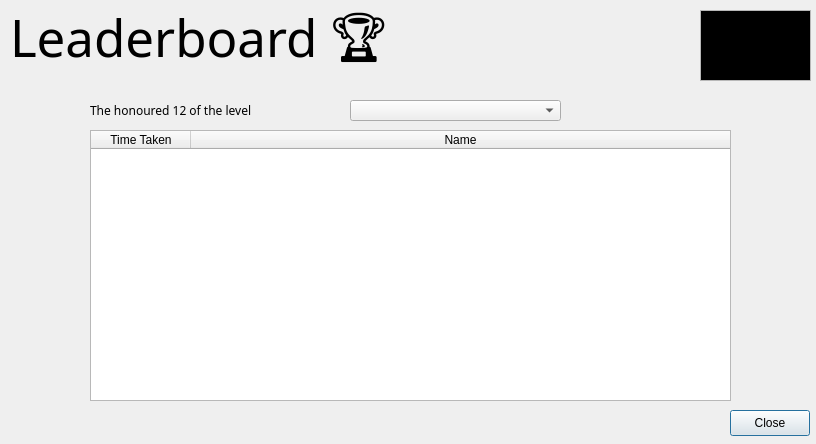
flamboyantpenguin/wikilynx, file wikiLYNX/ui/viewstats.ui: the form before one commit.
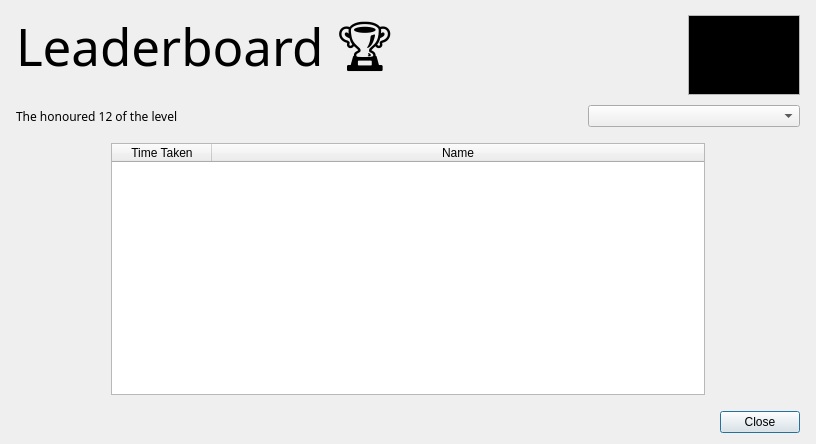
The form after the commit. Icons and pictures are not drawn.

Patch:
```diff
--- a/wikiLYNX/ui/viewstats.ui
+++ b/wikiLYNX/ui/viewstats.ui
@@ -21,41 +21,30 @@
   </property>
   <property name="maximumSize">
    <size>
-    <width>816</width>
-    <height>444</height>
+    <width>10000000</width>
+    <height>1000000</height>
    </size>
   </property>
   <property name="windowTitle">
    <string>Leaderboard</string>
   </property>
-  <widget class="QPushButton" name="closeButton">
-   <property name="geometry">
-    <rect>
-     <x>730</x>
-     <y>410</y>
-     <width>80</width>
-     <height>26</height>
-    </rect>
-   </property>
-   <property name="toolTip">
-    <string>Close this Dialog</string>
-   </property>
-   <property name="text">
-    <string>Close</string>
-   </property>
-   <property name="icon">
-    <iconset theme="close"/>
-   </property>
-  </widget>
+  <layout class="QVBoxLayout" name="verticalLayout">
+   <item>
+    <layout class="QHBoxLayout" name="layout0">
+     <property name="sizeConstraint">
+      <enum>QLayout::SizeConstraint::SetFixedSize</enum>
+     </property>
+     <property name="leftMargin">
+      <number>5</number>
+     </property>
+     <property name="topMargin">
+      <number>0</number>
+     </property>
+     <property name="rightMargin">
+      <number>5</number>
+     </property>
+     <item>
   <widget class="QLabel" name="mainLabel">
-   <property name="geometry">
-    <rect>
-     <x>10</x>
-     <y>0</y>
-     <width>431</width>
-     <height>91</height>
-    </rect>
-   </property>
    <property name="font">
     <font>
      <family>Courier Prime</family>
@@ -70,15 +59,119 @@
     <set>Qt::TextInteractionFlag::NoTextInteraction</set>
    </property>
   </widget>
+     </item>
+     <item>
+      <widget class="QTextBrowser" name="textBrowser">
+       <property name="sizePolicy">
+        <sizepolicy hsizetype="Fixed" vsizetype="Fixed">
+         <horstretch>0</horstretch>
+         <verstretch>0</verstretch>
+        </sizepolicy>
+       </property>
+       <property name="minimumSize">
+        <size>
+         <width>0</width>
+         <height>0</height>
+        </size>
+       </property>
+       <property name="maximumSize">
+        <size>
+         <width>112</width>
+         <height>80</height>
+        </size>
+       </property>
+       <property name="baseSize">
+        <size>
+         <width>100</width>
+         <height>0</height>
+        </size>
+       </property>
+       <property name="verticalScrollBarPolicy">
+        <enum>Qt::ScrollBarPolicy::ScrollBarAlwaysOff</enum>
+       </property>
+       <property name="horizontalScrollBarPolicy">
+        <enum>Qt::ScrollBarPolicy::ScrollBarAlwaysOff</enum>
+       </property>
+       <property name="html">
+        <string>&lt;!DOCTYPE HTML PUBLIC &quot;-//W3C//DTD HTML 4.0//EN&quot; &quot;http://www.w3.org/TR/REC-html40/strict.dtd&quot;&gt;
+&lt;html&gt;&lt;head&gt;&lt;meta name=&quot;qrichtext&quot; content=&quot;1&quot; /&gt;&lt;meta charset=&quot;utf-8&quot; /&gt;&lt;style type=&quot;text/css&quot;&gt;
+p, li { white-space: pre-wrap; }
+hr { height: 1px; border-width: 0; }
+li.unchecked::marker { content: &quot;\2610&quot;; }
+li.checked::marker { content: &quot;\2612&quot;; }
+&lt;/style&gt;&lt;/head&gt;&lt;body style=&quot; font-family:'Noto Sans'; font-size:10pt; font-weight:400; font-style:normal;&quot; bgcolor=&quot;#000000&quot;&gt;
+&lt;p style=&quot; margin-top:0px; margin-bottom:0px; margin-left:0px; margin-right:0px; -qt-block-indent:0; text-indent:0px;&quot;&gt;&lt;img src=&quot;:/base/images/wikiLYNX_logo.svg&quot; width=&quot;100&quot; height=&quot;70&quot; /&gt;&lt;/p&gt;&lt;/body&gt;&lt;/html&gt;</string>
+       </property>
+      </widget>
+     </item>
+    </layout>
+   </item>
+   <item>
+    <layout class="QHBoxLayout" name="layout1">
+     <property name="leftMargin">
+      <number>5</number>
+     </property>
+     <property name="rightMargin">
+      <number>5</number>
+     </property>
+     <item>
+      <widget class="QLabel" name="label">
+       <property name="sizePolicy">
+        <sizepolicy hsizetype="Preferred" vsizetype="Preferred">
+         <horstretch>0</horstretch>
+         <verstretch>0</verstretch>
+        </sizepolicy>
+       </property>
+       <property name="font">
+        <font>
+         <family>Courier Prime</family>
+        </font>
+       </property>
+       <property name="text">
+        <string>The honoured 12 of the level</string>
+       </property>
+      </widget>
+     </item>
+     <item>
+      <widget class="QComboBox" name="levelSelect">
+       <property name="sizePolicy">
+        <sizepolicy hsizetype="Fixed" vsizetype="Fixed">
+         <horstretch>0</horstretch>
+         <verstretch>0</verstretch>
+        </sizepolicy>
+       </property>
+       <property name="maximumSize">
+        <size>
+         <width>212</width>
+         <height>24</height>
+        </size>
+       </property>
+       <property name="toolTip">
+        <string>Select Level</string>
+       </property>
+       <property name="placeholderText">
+        <string>Level</string>
+       </property>
+      </widget>
+     </item>
+    </layout>
+   </item>
+   <item>
+    <layout class="QGridLayout" name="layout2">
+     <property name="leftMargin">
+      <number>100</number>
+     </property>
+     <property name="topMargin">
+      <number>10</number>
+     </property>
+     <property name="rightMargin">
+      <number>100</number>
+     </property>
+     <property name="bottomMargin">
+      <number>10</number>
+     </property>
+     <item row="0" column="0">
   <widget class="QTableWidget" name="table">
-   <property name="geometry">
-    <rect>
-     <x>90</x>
-     <y>130</y>
-     <width>641</width>
-     <height>271</height>
-    </rect>
-   </property>
    <property name="sizeAdjustPolicy">
     <enum>QAbstractScrollArea::SizeAdjustPolicy::AdjustIgnored</enum>
    </property>
@@ -108,66 +201,55 @@
     </property>
    </column>
   </widget>
-  <widget class="QComboBox" name="levelSelect">
-   <property name="geometry">
-    <rect>
-     <x>350</x>
-     <y>100</y>
-     <width>211</width>
-     <height>21</height>
-    </rect>
+     </item>
+    </layout>
+   </item>
+   <item>
+    <layout class="QHBoxLayout" name="layout3">
+     <property name="leftMargin">
+      <number>5</number>
+     </property>
+     <property name="rightMargin">
+      <number>5</number>
+     </property>
+     <item>
+      <spacer name="horizontalSpacer">
+       <property name="orientation">
+        <enum>Qt::Orientation::Horizontal</enum>
+       </property>
+       <property name="sizeHint" stdset="0">
+        <size>
+         <width>40</width>
+         <height>20</height>
+        </size>
+       </property>
+      </spacer>
+     </item>
+     <item>
+      <widget class="QPushButton" name="closeButton">
+       <property name="maximumSize">
+        <size>
+         <width>100</width>
+         <height>16777215</height>
+        </size>
    </property>
    <property name="toolTip">
-    <string>Select Level</string>
-   </property>
-   <property name="placeholderText">
-    <string>Level</string>
-   </property>
-  </widget>
-  <widget class="QLabel" name="label">
-   <property name="geometry">
-    <rect>
-     <x>90</x>
-     <y>100</y>
-     <width>231</width>
-     <height>21</height>
-    </rect>
-   </property>
-   <property name="font">
-    <font>
-     <family>Courier Prime</family>
-    </font>
+        <string>Close this Dialog</string>
+       </property>
+       <property name="layoutDirection">
+        <enum>Qt::LayoutDirection::LeftToRight</enum>
    </property>
    <property name="text">
-    <string>The honoured 12 of the level</string>
-   </property>
-  </widget>
-  <widget class="QTextBrowser" name="textBrowser">
-   <property name="geometry">
-    <rect>
-     <x>700</x>
-     <y>10</y>
-     <width>111</width>
-     <height>71</height>
-    </rect>
-   </property>
-   <property name="verticalScrollBarPolicy">
-    <enum>Qt::ScrollBarPolicy::ScrollBarAlwaysOff</enum>
-   </property>
-   <property name="horizontalScrollBarPolicy">
-    <enum>Qt::ScrollBarPolicy::ScrollBarAlwaysOff</enum>
-   </property>
-   <property name="html">
-    <string>&lt;!DOCTYPE HTML PUBLIC &quot;-//W3C//DTD HTML 4.0//EN&quot; &quot;http://www.w3.org/TR/REC-html40/strict.dtd&quot;&gt;
-&lt;html&gt;&lt;head&gt;&lt;meta name=&quot;qrichtext&quot; content=&quot;1&quot; /&gt;&lt;meta charset=&quot;utf-8&quot; /&gt;&lt;style type=&quot;text/css&quot;&gt;
-p, li { white-space: pre-wrap; }
-hr { height: 1px; border-width: 0; }
-li.unchecked::marker { content: &quot;\2610&quot;; }
-li.checked::marker { content: &quot;\2612&quot;; }
-&lt;/style&gt;&lt;/head&gt;&lt;body style=&quot; font-family:'Noto Sans'; font-size:10pt; font-weight:400; font-style:normal;&quot; bgcolor=&quot;#000000&quot;&gt;
-&lt;p style=&quot; margin-top:0px; margin-bottom:0px; margin-left:0px; margin-right:0px; -qt-block-indent:0; text-indent:0px;&quot;&gt;&lt;img src=&quot;:/base/images/wikiLYNX_logo.svg&quot; width=&quot;100&quot; height=&quot;60&quot; /&gt;&lt;/p&gt;&lt;/body&gt;&lt;/html&gt;</string>
-   </property>
-  </widget>
+        <string>Close</string>
+       </property>
+       <property name="icon">
+        <iconset theme="close"/>
+       </property>
+      </widget>
+     </item>
+    </layout>
+   </item>
+  </layout>
  </widget>
  <resources/>
  <connections/>
```
Lines whose indentation alone changed are shown as unchanged.
